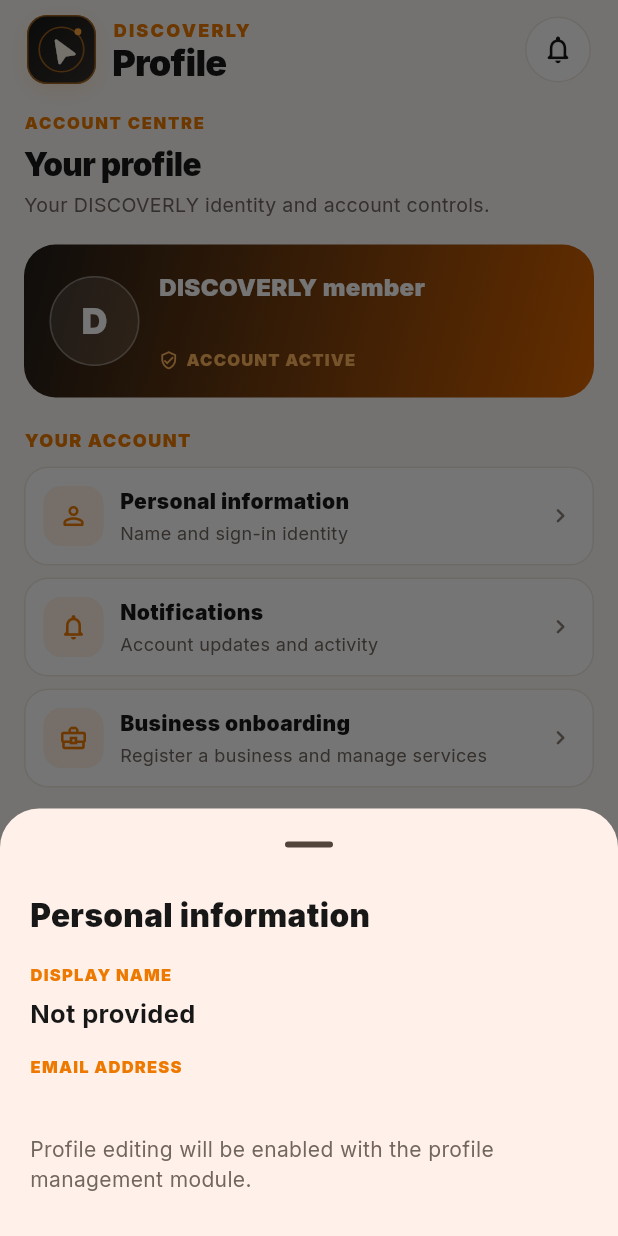
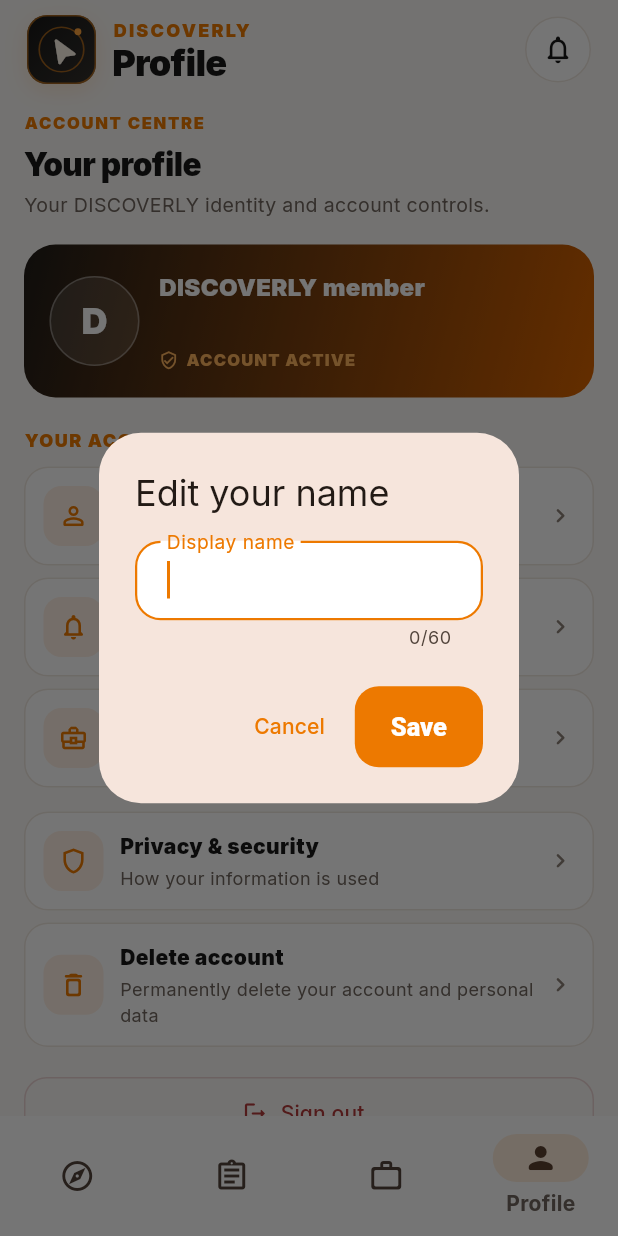
Before and after one commit to ya6331856-cpu/discoverly-india, a Flutter app: the MainShell screen opened directly, item 4 of the bottom bar chosen, after a tap on "Personal information", on a phone screen of 412 x 824 dp. Run offline on Flutter 3.47's test engine with Material 3 defaults, Android fonts, the phone set to English and light mode, and no system bars; our stand-ins replace supabase_flutter; accounts and stored records are empty; network calls fail.

Commit message:
Enable profile display-name editing

```diff
--- a/mobile/lib/main.dart
+++ b/mobile/lib/main.dart
@@ -1369,6 +1369,45 @@ class PrivacyPolicyScreen extends StatelessWidget {
   );
 }
 
+Future<void> _editProfile(BuildContext context, String? currentName) async {
+  final user = supabase.auth.currentUser;
+  if (user == null) return;
+  final controller = TextEditingController(text: currentName ?? '');
+  final save = await showDialog<bool>(
+    context: context,
+    builder: (dialogContext) => AlertDialog(
+      title: const Text('Edit your name'),
+      content: TextField(
+        controller: controller,
+        autofocus: true,
+        textCapitalization: TextCapitalization.words,
+        maxLength: 60,
+        decoration: const InputDecoration(labelText: 'Display name'),
+      ),
+      actions: [
+        TextButton(onPressed: () => Navigator.pop(dialogContext, false), child: const Text('Cancel')),
+        FilledButton(onPressed: () => Navigator.pop(dialogContext, true), child: const Text('Save')),
+      ],
+    ),
+  );
+  final name = controller.text.trim();
+  controller.dispose();
+  if (save != true || !context.mounted) return;
+  if (name.length < 2 || name.length > 60) {
+    ScaffoldMessenger.of(context).showSnackBar(const SnackBar(content: Text('Name must be between 2 and 60 characters.')));
+    return;
+  }
+  try {
+    await supabase.auth.updateUser(UserAttributes(data: {'display_name': name}));
+    await supabase.from('profiles').upsert({'id': user.id, 'display_name': name}, onConflict: 'id');
+    if (!context.mounted) return;
+    ScaffoldMessenger.of(context).showSnackBar(const SnackBar(content: Text('Your profile name has been updated.')));
+    Navigator.of(context).pushReplacement(MaterialPageRoute(builder: (_) => const MainShell()));
+  } catch (_) {
+    if (context.mounted) ScaffoldMessenger.of(context).showSnackBar(const SnackBar(content: Text('Could not update your profile. Please try again.')));
+  }
+}
+
 class ProfileScreen extends StatelessWidget {
   const ProfileScreen({super.key});
   @override Widget build(BuildContext context) {
@@ -1389,14 +1428,7 @@ class ProfileScreen extends StatelessWidget {
       const SizedBox(height: 20),
       const Text('YOUR ACCOUNT', style: TextStyle(fontSize: 12, color: green, letterSpacing: 1, fontWeight: FontWeight.w900)),
       const SizedBox(height: 9),
-      _ProfileTile(icon: Icons.person_outline_rounded, title: 'Personal information', subtitle: display?.isNotEmpty == true ? display! : 'Name and sign-in identity', onTap: () => showModalBottomSheet(context: context, showDragHandle: true, useSafeArea: true, shape: const RoundedRectangleBorder(borderRadius: BorderRadius.vertical(top: Radius.circular(26))), builder: (_) => Padding(padding: const EdgeInsets.fromLTRB(20, 8, 20, 28), child: Column(mainAxisSize: MainAxisSize.min, crossAxisAlignment: CrossAxisAlignment.start, children: [
-        const Text('Personal information', style: TextStyle(fontSize: 21, color: ink, fontWeight: FontWeight.w900)),
-        const SizedBox(height: 17), const Text('DISPLAY NAME', style: TextStyle(fontSize: 11, color: green, fontWeight: FontWeight.w900, letterSpacing: .8)),
-        const SizedBox(height: 5), Text(display?.isNotEmpty == true ? display! : 'Not provided', style: const TextStyle(fontSize: 17, color: ink, fontWeight: FontWeight.w700)),
-        const SizedBox(height: 15), const Text('EMAIL ADDRESS', style: TextStyle(fontSize: 11, color: green, fontWeight: FontWeight.w900, letterSpacing: .8)),
-        const SizedBox(height: 5), Text(user?.email ?? 'Not available', style: const TextStyle(fontSize: 17, color: ink, fontWeight: FontWeight.w700)),
-        const SizedBox(height: 8), const Text('Profile editing will be enabled with the profile management module.', style: TextStyle(fontSize: 14, color: Color(0xFF71675F), height: 1.4)),
-      ])))),
+      _ProfileTile(icon: Icons.person_outline_rounded, title: 'Personal information', subtitle: display?.isNotEmpty == true ? display! : 'Name and sign-in identity', onTap: () => _editProfile(context, display)),
       const SizedBox(height: 8),
       _ProfileTile(icon: Icons.notifications_none_rounded, title: 'Notifications', subtitle: 'Account updates and activity', onTap: () => Navigator.push(context, MaterialPageRoute(builder: (_) => const NotificationsScreen()))),
       const SizedBox(height: 8),
```
